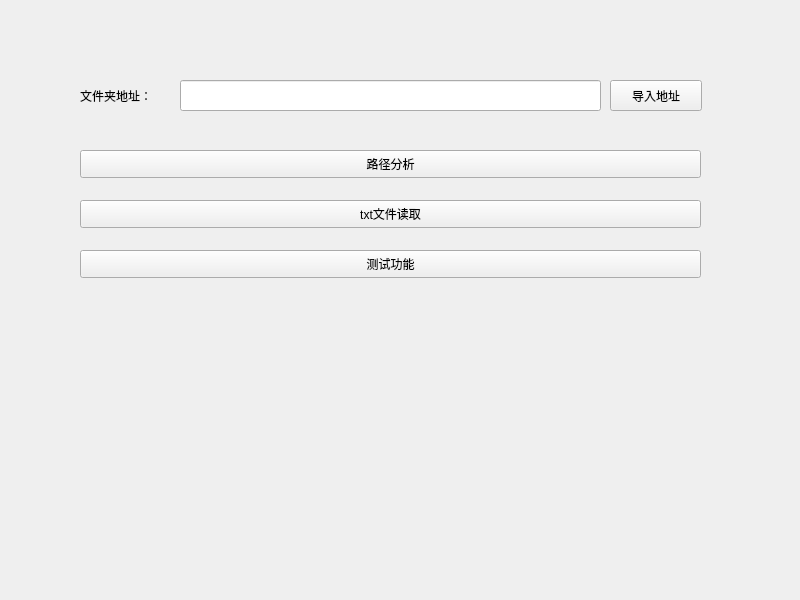
Qt form MainWindows/mainwindow.ui (iphone-student/file-manage-system) before a commit.
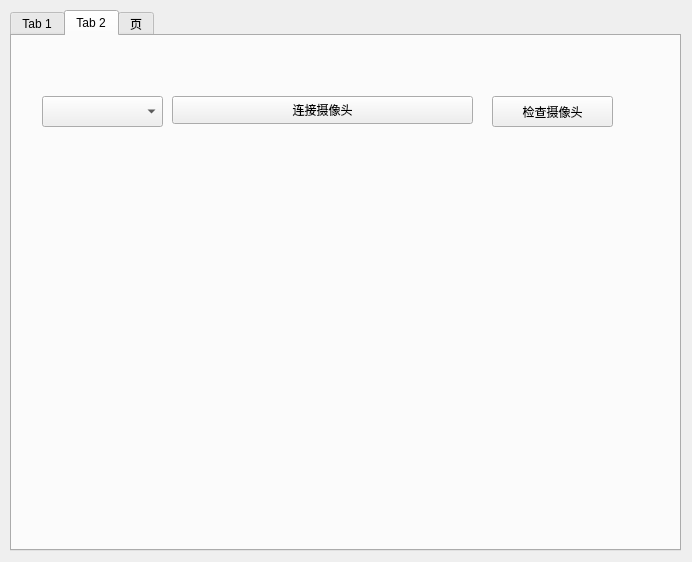
The same form after that commit.

Commit message: 增加摄像头拾取功能

The edit to the form file:
```diff
--- a/MainWindows/mainwindow.ui
+++ b/MainWindows/mainwindow.ui
@@ -6,42 +6,61 @@
    <rect>
     <x>0</x>
     <y>0</y>
-    <width>800</width>
-    <height>600</height>
+    <width>692</width>
+    <height>562</height>
    </rect>
   </property>
   <property name="windowTitle">
    <string>MainWindow</string>
   </property>
   <widget class="QWidget" name="centralwidget">
-   <widget class="QLineEdit" name="FileAddressLineEdit">
+   <widget class="QTabWidget" name="mainTabWidget">
     <property name="geometry">
      <rect>
-      <x>180</x>
-      <y>80</y>
-      <width>421</width>
-      <height>31</height>
+      <x>10</x>
+      <y>10</y>
+      <width>671</width>
+      <height>541</height>
      </rect>
-    </property>
-   </widget>
-   <widget class="QPushButton" name="TXTAnalysisButton">
+    </property>
+    <property name="currentIndex">
+     <number>1</number>
+    </property>
+    <widget class="QWidget" name="FileManage">
+     <attribute name="title">
+      <string>Tab 1</string>
+     </attribute>
+     <widget class="QPushButton" name="TestButton">
+      <property name="geometry">
+       <rect>
+        <x>20</x>
+        <y>100</y>
+        <width>621</width>
+        <height>28</height>
+       </rect>
+      </property>
+      <property name="text">
+       <string>测试功能</string>
+      </property>
+     </widget>
+     <widget class="QPushButton" name="FileAddressAnalysisButton">
     <property name="geometry">
      <rect>
-      <x>80</x>
-      <y>200</y>
+        <x>20</x>
+        <y>70</y>
       <width>621</width>
       <height>28</height>
      </rect>
     </property>
     <property name="text">
-     <string>txt文件读取</string>
+       <string>路径分析</string>
     </property>
    </widget>
    <widget class="QLabel" name="FileAddressLabel">
     <property name="geometry">
      <rect>
-      <x>80</x>
-      <y>80</y>
+        <x>20</x>
+        <y>30</y>
       <width>91</width>
       <height>31</height>
      </rect>
@@ -53,8 +72,8 @@
    <widget class="QPushButton" name="FileAddressButton">
     <property name="geometry">
      <rect>
-      <x>610</x>
-      <y>80</y>
+        <x>550</x>
+        <y>30</y>
       <width>92</width>
       <height>31</height>
      </rect>
@@ -63,31 +82,73 @@
      <string>导入地址</string>
     </property>
    </widget>
-   <widget class="QPushButton" name="FileAddressAnalysisButton">
+     <widget class="QLineEdit" name="FileAddressLineEdit">
     <property name="geometry">
      <rect>
-      <x>80</x>
-      <y>150</y>
-      <width>621</width>
+        <x>120</x>
+        <y>30</y>
+        <width>421</width>
+        <height>31</height>
+       </rect>
+      </property>
+     </widget>
+    </widget>
+    <widget class="QWidget" name="CameraManage">
+     <attribute name="title">
+      <string>Tab 2</string>
+     </attribute>
+     <widget class="QPushButton" name="LinkCameraButton">
+      <property name="geometry">
+       <rect>
+        <x>160</x>
+        <y>60</y>
+        <width>301</width>
       <height>28</height>
      </rect>
     </property>
     <property name="text">
-     <string>路径分析</string>
-    </property>
-   </widget>
-   <widget class="QPushButton" name="TestButton">
+       <string>连接摄像头</string>
+      </property>
+     </widget>
+     <widget class="QWidget" name="VideoWidget" native="true">
     <property name="geometry">
      <rect>
-      <x>80</x>
-      <y>250</y>
-      <width>621</width>
-      <height>28</height>
-     </rect>
-    </property>
+        <x>10</x>
+        <y>120</y>
+        <width>641</width>
+        <height>381</height>
+       </rect>
+      </property>
+     </widget>
+     <widget class="QPushButton" name="CheckCamera">
+      <property name="geometry">
+       <rect>
+        <x>480</x>
+        <y>60</y>
+        <width>121</width>
+        <height>31</height>
+       </rect>
+      </property>
     <property name="text">
-     <string>测试功能</string>
-    </property>
+       <string>检查摄像头</string>
+      </property>
+     </widget>
+     <widget class="QComboBox" name="CameraSelect">
+      <property name="geometry">
+       <rect>
+        <x>30</x>
+        <y>60</y>
+        <width>121</width>
+        <height>31</height>
+       </rect>
+      </property>
+     </widget>
+    </widget>
+    <widget class="QWidget" name="DatabaseManage">
+     <attribute name="title">
+      <string>页</string>
+     </attribute>
+    </widget>
    </widget>
   </widget>
  </widget>
```
Lines whose indentation alone changed are shown as unchanged. The commit also changes 11 other files.
